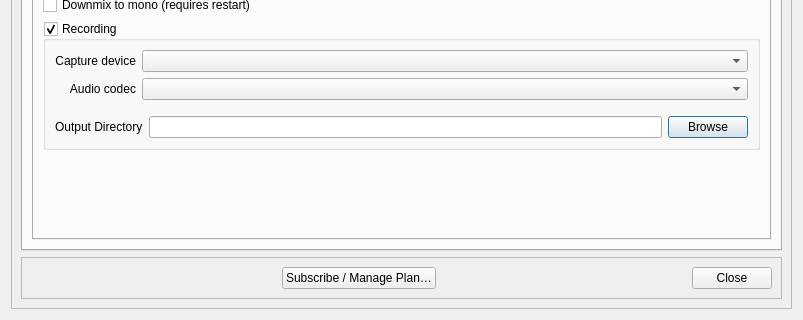
This is src/dlgsettings.ui in pkircher29/auto-kj as Qt 5 draws it before an edit; both pictures show x 0 to 803 and y 202 to 522 of the 803 by 522 pixel window. The edited form follows.
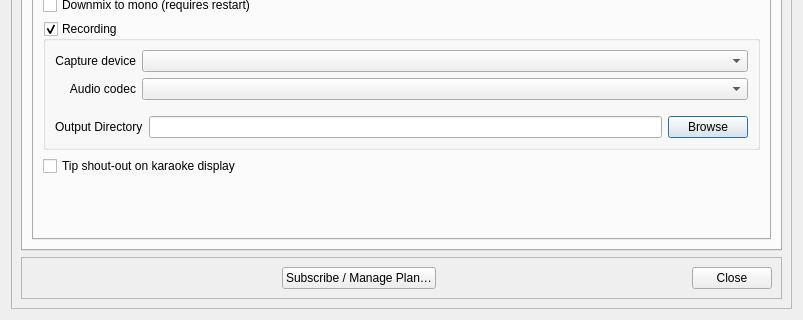
This is the edited form. The open tabs and pages were chosen to show the change. Icons and pictures are not drawn.

Commit message:
feature: #2 Tip Shout-out — CDG display overlay on tip received
- DlgCdg::showTipShoutout(): saves alert state, shows tip shout-out
  for 7 seconds with singer name, amount, and message, then restores
- MainWindow tipReceived lambda calls cdgWindow->showTipShoutout()
- Settings: tipShoutoutEnabled toggle (QSetting, default true)
- Settings dialog: checkbox in Karaoke tab

```diff
--- a/src/dlgsettings.ui
+++ b/src/dlgsettings.ui
@@ -207,6 +207,16 @@
                   </layout>
                  </widget>
                 </item>
+                <item>
+                 <widget class="QCheckBox" name="checkBoxTipShoutout">
+                  <property name="toolTip">
+                   <string>Show a tip shout-out overlay on the CDG display when a tip is received</string>
+                  </property>
+                  <property name="text">
+                   <string>Tip shout-out on karaoke display</string>
+                  </property>
+                 </widget>
+                </item>
                 <item>
                  <spacer name="verticalSpacer">
                   <property name="orientation">
```
The commit also changes 6 other files.
